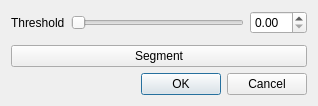
Before: the Qt Designer form qt/SegmentVolumeDialog.ui in RENCI/Segmentor, drawn with Qt 5.
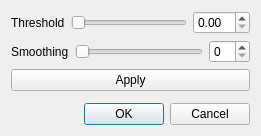
After: the same form once the commit is applied.

Commit message: Add smoothing slider for segmentation

The edit to the form file:
```diff
--- a/qt/SegmentVolumeDialog.ui
+++ b/qt/SegmentVolumeDialog.ui
@@ -6,8 +6,8 @@
    <rect>
     <x>0</x>
     <y>0</y>
-    <width>318</width>
-    <height>106</height>
+    <width>261</width>
+    <height>136</height>
    </rect>
   </property>
   <property name="windowTitle">
@@ -35,6 +35,44 @@
      </item>
     </layout>
    </item>
+   <item>
+    <layout class="QHBoxLayout" name="horizontalLayout_2">
+     <item>
+      <widget class="QLabel" name="label_2">
+       <property name="text">
+        <string>Smoothing</string>
+       </property>
+      </widget>
+     </item>
+     <item>
+      <widget class="QSlider" name="smoothingSlider">
+       <property name="maximum">
+        <number>10</number>
+       </property>
+       <property name="pageStep">
+        <number>2</number>
+       </property>
+       <property name="orientation">
+        <enum>Qt::Horizontal</enum>
+       </property>
+      </widget>
+     </item>
+     <item>
+      <widget class="QSpinBox" name="smoothingSpinBox">
+       <property name="maximum">
+        <number>10</number>
+       </property>
+      </widget>
+     </item>
+    </layout>
+   </item>
+   <item>
+    <widget class="QPushButton" name="updateButton">
+     <property name="text">
+      <string>Apply</string>
+     </property>
+    </widget>
+   </item>
    <item>
     <spacer name="verticalSpacer">
      <property name="orientation">
@@ -48,13 +86,6 @@
      </property>
     </spacer>
    </item>
-   <item>
-    <widget class="QPushButton" name="updateButton">
-     <property name="text">
-      <string>Segment</string>
-     </property>
-    </widget>
-   </item>
    <item>
     <widget class="QDialogButtonBox" name="buttonBox">
      <property name="orientation">
```
The commit also changes 5 other files.
